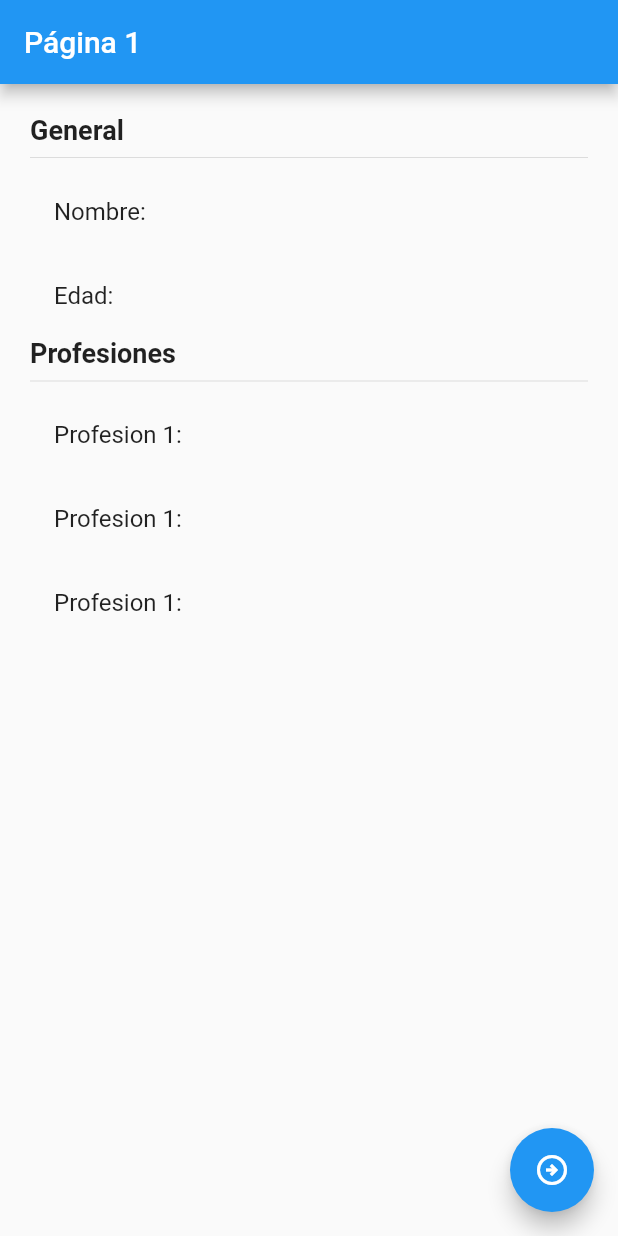
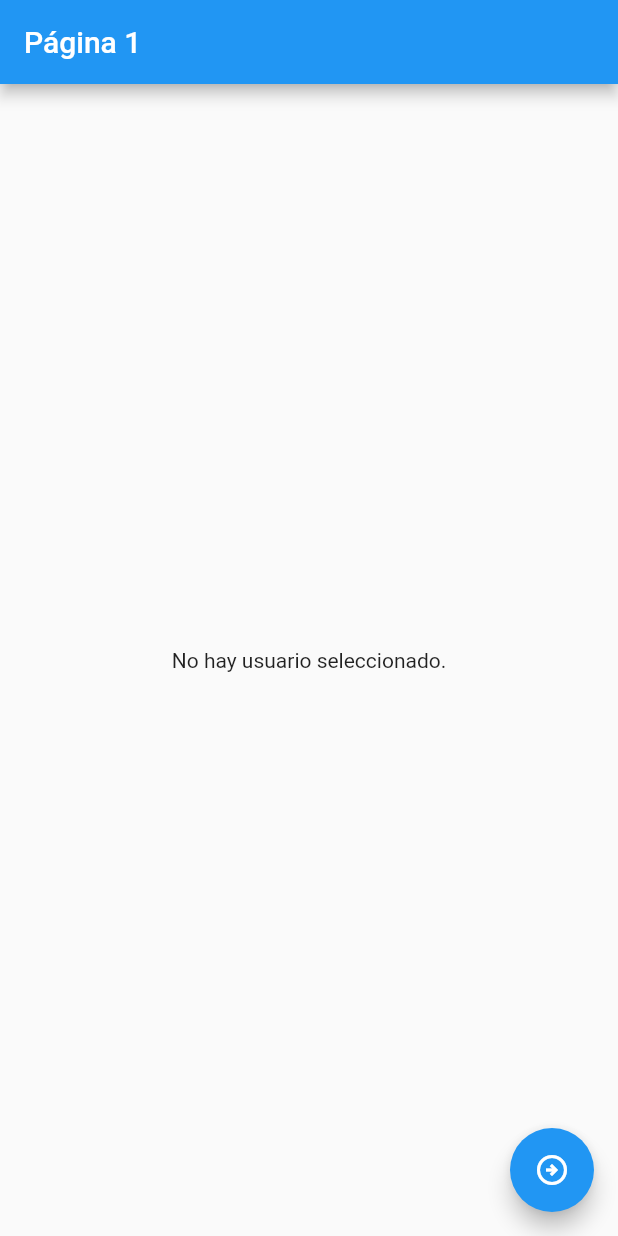
Before and after one commit to e-estrada/estados_app, a Flutter app: the screen it shows after launch, on a phone screen of 412 x 824 dp. Run offline on Flutter 3.47's test engine with Material 2 defaults, Android fonts, the phone set to English and light mode, and no system bars; our stand-ins replace get.

Commit message:
Fin GetX

```diff
--- /dev/null
+++ b/lib/controllers/usuario_controller.dart
@@ -0,0 +1,32 @@
+
+import 'package:get/get.dart';
+
+import 'package:estados_app/models/usuario.dart';
+
+class UsuarioController extends GetxController {
+
+  var existeUsuario = false.obs;
+  var usuario = Usuario().obs;
+
+  int get profesionesCount {
+    return usuario.value.profesiones.length;
+  }
+
+  void cargarUsuario(Usuario user){
+    existeUsuario.value = true;
+    usuario.value = user;
+  }
+
+  void cambiarEdad(int edad){
+    usuario.update((val) {
+      val!.edad = edad;
+    });
+  }
+
+  void agregarProfesion(String profesion){
+    usuario.update((val) {
+      val!.profesiones = [...val.profesiones, profesion];
+    });
+  }
+
+}
--- a/lib/main.dart
+++ b/lib/main.dart
@@ -1,6 +1,7 @@
 import 'package:flutter/material.dart';
 import 'package:estados_app/pages/pagina1_page.dart';
 import 'package:estados_app/pages/pagina2_page.dart';
+import 'package:get/get.dart';
 
 void main() => runApp(const MyApp());
 
@@ -9,14 +10,18 @@ class MyApp extends StatelessWidget {
 
   @override
   Widget build(BuildContext context) {
-	return MaterialApp(
+	return GetMaterialApp(
 		debugShowCheckedModeBanner: false,
 	  title: 'Material App',
 	  initialRoute: 'pagina1',
-		routes: {
-			'pagina1':( _ ) => const Pagina1Page(),
-			'pagina2':( _ ) => const Pagina2Page(),
-		},
+		// routes: {
+		// 	'pagina1':( _ ) => const Pagina1Page(),
+		// 	'pagina2':( _ ) => const Pagina2Page(),
+		// },
+    getPages: [
+      GetPage(name: '/pagina1', page: () => const Pagina1Page()),
+      GetPage(name: '/pagina2', page: () => const Pagina2Page()),
+    ],
 	);
   }
 }
--- a/lib/models/usuario.dart
+++ b/lib/models/usuario.dart
@@ -1,14 +1,14 @@
 
 class Usuario {
 
-  String nombre;
-  int edad;
+  String? nombre;
+  int? edad;
   List<String> profesiones;
 
   Usuario({
-    required this.nombre,
-    required this.edad,
-    required this.profesiones,
+    this.nombre,
+    this.edad,
+    this.profesiones = const [],
   });
 
 
--- a/lib/pages/pagina1_page.dart
+++ b/lib/pages/pagina1_page.dart
@@ -1,4 +1,7 @@
 import 'package:flutter/material.dart';
+import 'package:get/get.dart';
+import 'package:estados_app/models/usuario.dart';
+import 'package:estados_app/controllers/usuario_controller.dart';
 
 
 class Pagina1Page extends StatelessWidget {
@@ -6,21 +9,42 @@ class Pagina1Page extends StatelessWidget {
 
   @override
   Widget build(BuildContext context) {
+
+    final usuarioCtrl = Get.put(UsuarioController());
+
     return Scaffold(
       appBar: AppBar(
         title: const Text('Página 1'),
       ),
-      body: const InformacionUsuario(),
+      body: Obx(
+        () => (usuarioCtrl.existeUsuario.value)
+          ? InformacionUsuario(usuario: usuarioCtrl.usuario.value,)
+          : const NoInfo(),
+      ),
      floatingActionButton: FloatingActionButton(
-      onPressed: () => Navigator.pushNamed(context, 'pagina2'),
+      // onPressed: () => Navigator.pushNamed(context, 'pagina2'),
+      onPressed: () => Get.toNamed('pagina2'),
       child: const Icon(Icons.arrow_circle_right_outlined),
      ),
    );
   }
 }
 
+class NoInfo extends StatelessWidget {
+  const NoInfo({super.key});
+
+  @override
+  Widget build(BuildContext context) {
+    return const Center(
+      child: Text('No hay usuario seleccionado.'),
+    );
+  }
+}
 class InformacionUsuario extends StatelessWidget {
-  const InformacionUsuario({super.key});
+
+  final Usuario usuario;
+
+  const InformacionUsuario({super.key, required this.usuario});
 
   @override
   Widget build(BuildContext context) {
@@ -30,21 +54,19 @@ class InformacionUsuario extends StatelessWidget {
       padding: const EdgeInsets.all(20.0),
       child: Column(
         crossAxisAlignment: CrossAxisAlignment.start,
-        children: const [
-          Text('General', style: TextStyle(fontSize: 18, fontWeight: FontWeight.bold),),
+        children: [
+          const Text('General', style: TextStyle(fontSize: 18, fontWeight: FontWeight.bold),),
 
-          Divider(),
+          const Divider(),
 
-          ListTile( title: Text('Nombre: ') ),
-          ListTile( title: Text('Edad: ') ),
+          ListTile( title: Text('Nombre: ${ usuario.nombre }') ),
+          ListTile( title: Text('Edad: ${ usuario.edad }') ),
 
-          Text('Profesiones', style: TextStyle(fontSize: 18, fontWeight: FontWeight.bold),),
+          const Text('Profesiones', style: TextStyle(fontSize: 18, fontWeight: FontWeight.bold),),
 
-          Divider(),
+          const Divider(),
 
-          ListTile( title: Text('Profesion 1: ') ),
-          ListTile( title: Text('Profesion 1: ') ),
-          ListTile( title: Text('Profesion 1: ') ),
+          ...usuario.profesiones.map((profesion) => ListTile( title: Text(profesion) )).toList(),
 
         ],
       ),
```
Also changed, not shown: lib/pages/pagina2_page.dart (+26 -3 lines), pubspec.yaml (+4 -12 lines), pubspec.lock.
